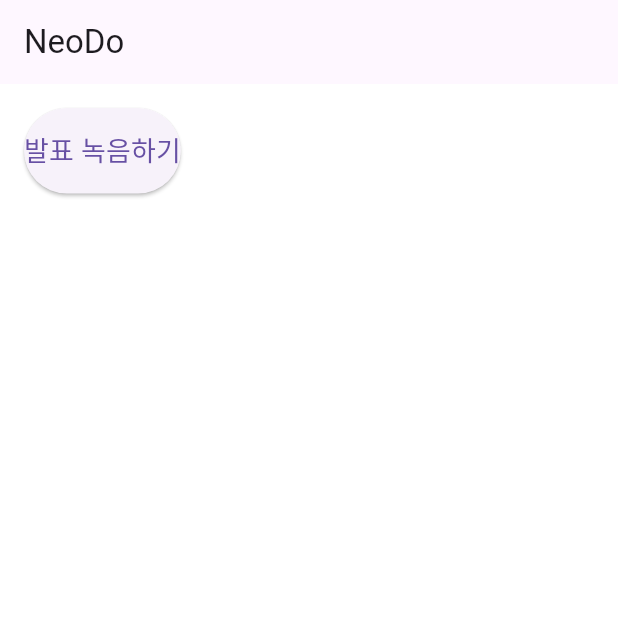
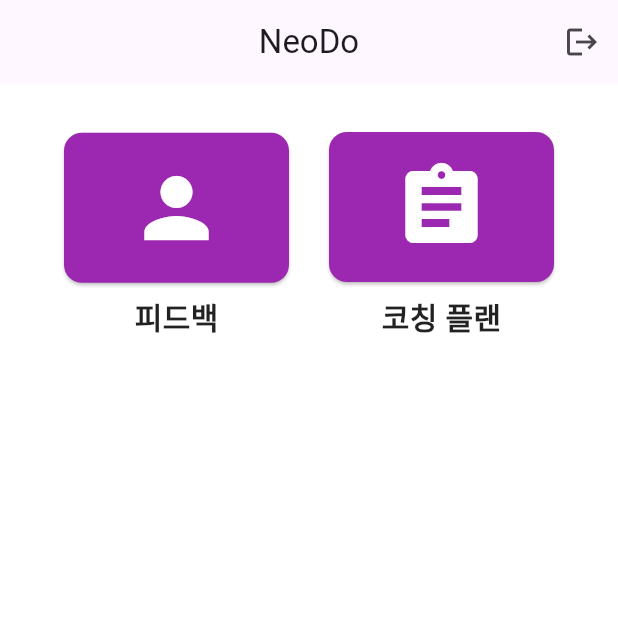
Before and after one commit to soeun0127/NeoDo, a Flutter app: the HomePage screen opened directly, on a phone screen of 412 x 824 dp, the top half of it. Run offline on Flutter 3.47's test engine with Material 3 defaults, Android fonts, the phone set to English and light mode, and no system bars.

Commit message:
homepage 버튼 추가

```diff
--- a/lib/main.dart
+++ b/lib/main.dart
@@ -148,29 +148,95 @@ class HomePage extends StatelessWidget {
       backgroundColor: Colors.white,
       appBar: AppBar(
         title: Text('NeoDo'),
+        centerTitle: true,
+        automaticallyImplyLeading: false,
+        actions: [
+          IconButton(
+            onPressed: () {
+              Navigator.pushReplacement(
+                context,
+                MaterialPageRoute(builder: (context) => LoginPage()),
+              );
+            },
+            icon: Icon(Icons.logout),
+          )
+        ],
       ),
-      body: SingleChildScrollView(
-        padding: const EdgeInsets.all(16),
+      body: Padding(
+        padding: const EdgeInsets.symmetric(vertical: 32.0, horizontal: 16.0),
         child: Column(
+          crossAxisAlignment: CrossAxisAlignment.stretch,
           children: [
-            ElevatedButton(
-              style: ElevatedButton.styleFrom(
-                padding: EdgeInsets.symmetric(vertical: 15),
-              ),
-              onPressed: () {
-                Navigator.pushReplacement(
+            Row(
+              mainAxisAlignment: MainAxisAlignment.spaceEvenly,
+              children: [
+                _buildButtonWithLabel(
                   context,
-                  MaterialPageRoute(builder: (BuildContext_) => Recording()),
-                );
-              },
-              child: Text(
-                "발표 녹음하기",
-                style: TextStyle(fontSize: 18),
-              ),
+                  icon: Icons.person,
+                  label: "피드백",
+                  onPressed: () {
+                    Navigator.push(
+                      context,
+                      MaterialPageRoute(
+                        builder: (_) => FeedbackPage(),
+                      ),
+                    );
+                  },
+                ),
+                _buildButtonWithLabel(
+                  context,
+                  icon: Icons.assignment,
+                  label: "코칭 플랜",
+                  onPressed: () {
+                    Navigator.push(
+                      context,
+                      MaterialPageRoute(
+                        builder: (_) => CoachingPlanPage(),
+                      ),
+                    );
+                  },
+                ),
+              ],
             ),
           ],
         ),
       ),
+    );
+  }
+
+  Widget _buildButtonWithLabel(BuildContext context,
+      {required IconData icon,
+      required String label,
+      required VoidCallback onPressed}) {
+    return Column(
+      mainAxisAlignment: MainAxisAlignment.center,
+      children: [
+        ElevatedButton(
+          style: ElevatedButton.styleFrom(
+            minimumSize: Size(150, 100),
+            backgroundColor: Colors.purple,
+            foregroundColor: Colors.amber,
+            shape: RoundedRectangleBorder(
+              borderRadius: BorderRadius.circular(12),
+            ),
+          ),
+          onPressed: onPressed,
+          child: Icon(
+            icon,
+            size: 64,
+            color: Colors.white,
+          ),
+        ),
+        SizedBox(height: 8), // 버튼과 텍스트 간 간격
+        Text(
+          label,
+          style: TextStyle(
+            fontSize: 20,
+            fontWeight: FontWeight.bold,
+            color: Colors.black87,
+          ),
+        ),
+      ],
     );
   }
 }
@@ -182,3 +248,19 @@ class Recording extends StatelessWidget {
     throw UnimplementedError();
   }
 }
+
+class FeedbackPage extends StatelessWidget {
+  @override
+  Widget build(BuildContext context) {
+    // TODO: implement build
+    throw UnimplementedError();
+  }
+}
+
+class CoachingPlanPage extends StatelessWidget {
+  @override
+  Widget build(BuildContext context) {
+    // TODO: implement build
+    throw UnimplementedError();
+  }
+}
```
